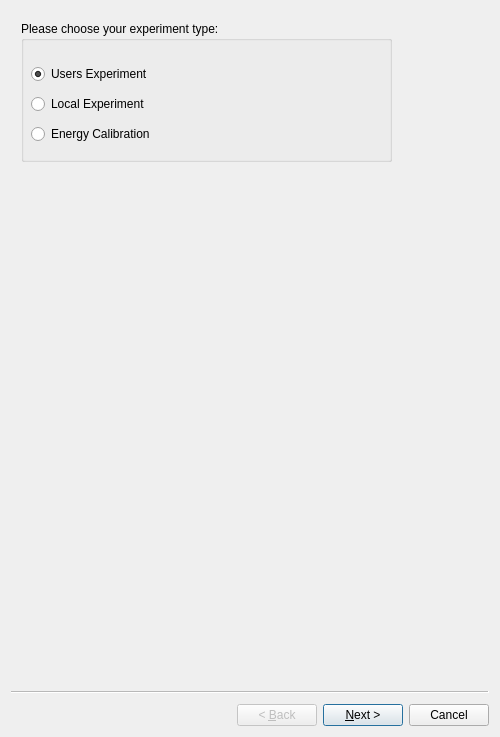
Old version of the form ui/configWizard.ui in the repository SESAME-Synchrotron/XAFSScanTool.
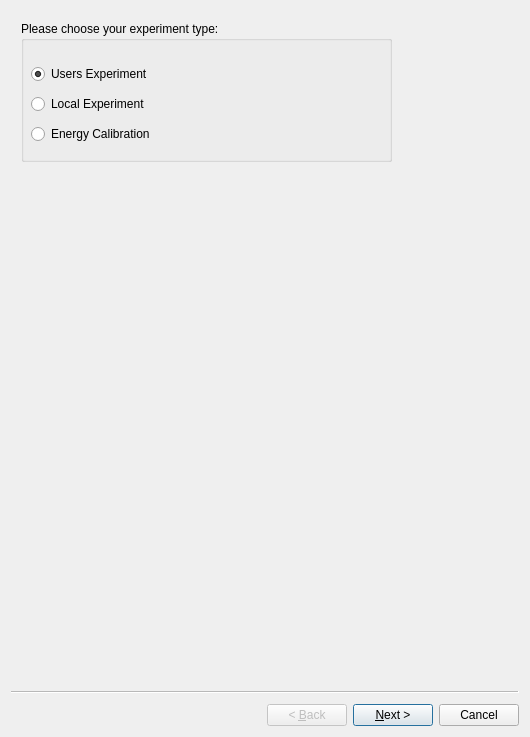
New version of the form.

Commit message: add UI part for continuous scan time based, rocking curve, and ICs sensitivity tuning

```diff
--- a/ui/configWizard.ui
+++ b/ui/configWizard.ui
@@ -6,7 +6,7 @@
    <rect>
     <x>0</x>
     <y>0</y>
-    <width>500</width>
+    <width>530</width>
     <height>737</height>
    </rect>
   </property>
```
Left out of the diff: 254 changed lines with no effect on the pictures. Lines whose indentation alone changed are shown as unchanged. The commit also changes 4 other files.
